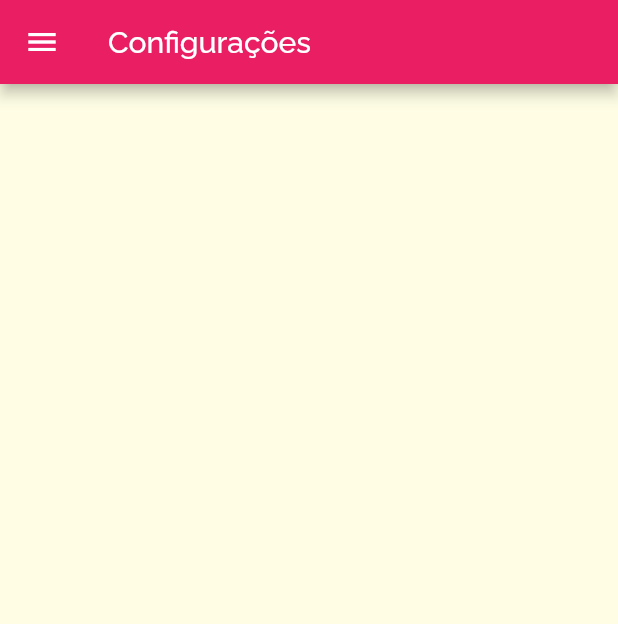
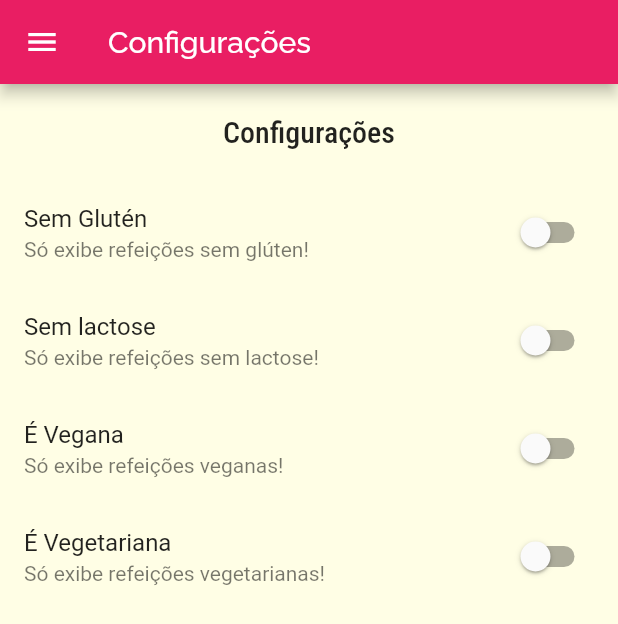
Before and after one commit to VitorL02/Meals, a Flutter app: the SettingsScreen screen opened by its route, on a phone screen of 412 x 824 dp. Shown: the top 624 px of the screen. Run offline on Flutter 3.47's test engine with Material 2 defaults, Android fonts, the phone set to English and light mode, and no system bars.

Commit message:
Criação da tela de configurações,uma lista de switchs

```diff
--- /dev/null
+++ b/lib/models/settings.dart
@@ -0,0 +1,13 @@
+class Settings {
+  bool isGlutenFree;
+  bool isLactoseFree;
+  bool isVegan;
+  bool isVegetarian;
+
+  Settings({
+    this.isGlutenFree= false,
+    this.isLactoseFree = false ,
+    this.isVegan = false ,
+    this.isVegetarian = false,
+  });
+}
--- a/lib/screens/mealDetail.dart
+++ b/lib/screens/mealDetail.dart
@@ -7,6 +7,7 @@ class MealDetailScreen extends StatelessWidget {
       margin: EdgeInsets.symmetric(vertical: 10),
       child: Text(
         title,
+        // ignore: deprecated_member_use
         style: Theme.of(context).textTheme.title,
       ),
     );
--- a/lib/screens/settingsScreen.dart
+++ b/lib/screens/settingsScreen.dart
@@ -1,15 +1,76 @@
 import 'package:flutter/material.dart';
 import '../components/mainDrawer.dart';
-class SettingsScreen extends StatelessWidget {
+import '../models/settings.dart';
+
+class SettingsScreen extends StatefulWidget {
+  @override
+  _SettingsScreenState createState() => _SettingsScreenState();
+}
+
+class _SettingsScreenState extends State<SettingsScreen> {
+  var settings = Settings();
+  Widget _createSwitch(
+    String title,
+    String subtitle,
+    bool value,
+    Function(bool) onChanged,
+  ) {
+    return SwitchListTile.adaptive(
+      title: Text(title),
+      subtitle: Text(subtitle),
+      value: value,
+      onChanged: onChanged,
+    );
+  }
+
   @override
   Widget build(BuildContext context) {
     return Scaffold(
-
-      appBar: AppBar(
-        title: Text('Configurações'),
-      ),
-      drawer: MainDrawer(),
-      body: Center(),
-    );
+        appBar: AppBar(
+          title: Text('Configurações'),
+        ),
+        drawer: MainDrawer(),
+        body: Column(
+          children: <Widget>[
+            Container(
+              padding: EdgeInsets.all(20),
+              child: Text(
+                'Configurações',
+                // ignore: deprecated_member_use
+                style: Theme.of(context).textTheme.title,
+              ),
+            ),
+            Expanded(
+              child: ListView(
+                children: <Widget>[
+                  _createSwitch(
+                    'Sem Glutén',
+                    'Só exibe refeições sem glúten!',
+                    settings.isGlutenFree,
+                    (value) => setState(() => settings.isGlutenFree = value),
+                  ),
+                  _createSwitch(
+                    'Sem lactose',
+                    'Só exibe refeições sem lactose!',
+                    settings.isLactoseFree,
+                    (value) => setState(() => settings.isLactoseFree = value),
+                  ),
+                  _createSwitch(
+                    'É Vegana',
+                    'Só exibe refeições veganas!',
+                    settings.isVegan,
+                    (value) => setState(() => settings.isVegan = value),
+                  ),
+                  _createSwitch(
+                    'É Vegetariana',
+                    'Só exibe refeições vegetarianas!',
+                    settings.isVegetarian,
+                    (value) => setState(() => settings.isVegetarian = value),
+                  ),
+                ],
+              ),
+            )
+          ],
+        ));
   }
 }
```
